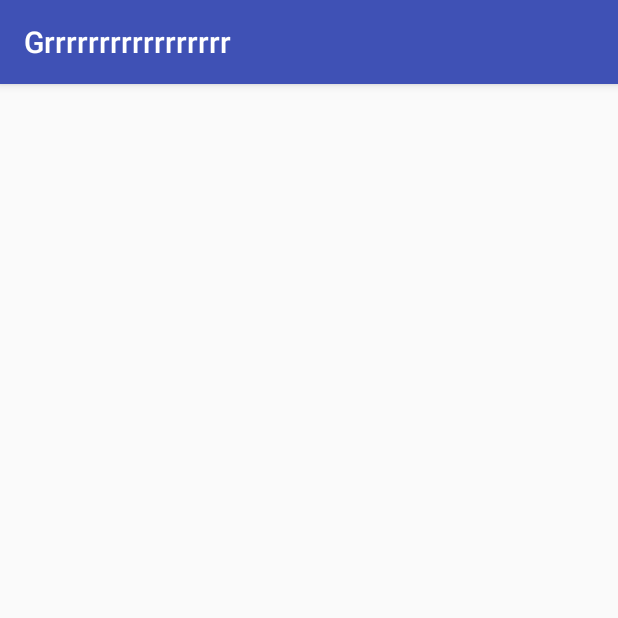
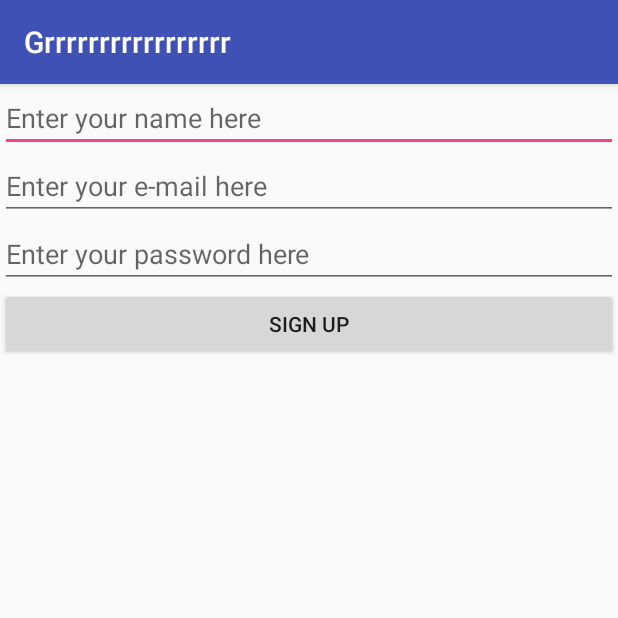
Before and after one commit to yaliofer/MovieBud, an Android app: the SignUpActivity screen opened directly, with no data from a screen before it, on a phone screen of 412 x 824 dp, the top half of it. Run offline under Robolectric (Android 15) with nearby library versions, the phone set to English and light mode, and no system bars; our stand-ins replace Firebase (no records; nobody signed in at launch, a user with empty details on screens opened directly).

Commit message:
Signed Up

```diff
--- a/app/build.gradle
+++ b/app/build.gradle
@@ -31,6 +31,10 @@ dependencies {
     compile 'com.android.support:cardview-v7:25.4.0'
     compile 'com.android.support:design:25.4.0'
     compile 'com.android.support:palette-v7:25.4.0'
+    compile 'com.google.firebase:firebase-core:11.6.0'
+    compile 'com.google.firebase:firebase-auth:11.6.0'
+    compile 'com.google.firebase:firebase-database:11.6.0'
+    compile 'com.google.android.gms:play-services-auth:11.6.0'
     testCompile 'junit:junit:4.12'
 }
 
--- a/app/src/main/java/com/example/yali/grrrrrrrrrrrrrrrrr/MainActivity.java
+++ b/app/src/main/java/com/example/yali/grrrrrrrrrrrrrrrrr/MainActivity.java
@@ -10,6 +10,8 @@ import android.view.View;
 import android.widget.ProgressBar;
 import android.widget.Toast;
 
+import com.google.firebase.auth.FirebaseAuth;
+import com.google.firebase.auth.FirebaseUser;
 import com.yuyakaido.android.cardstackview.CardStackView;
 import com.yuyakaido.android.cardstackview.SwipeDirection;
 
@@ -32,6 +34,7 @@ public class MainActivity extends AppCompatActivity {
     ProgressBar progressBar;
     CardStackView cardStackView;
     MediaCardAdapter adapter;
+    private FirebaseAuth mAuth;
     //Color Palette and stuff
 
     @Override
@@ -41,6 +44,8 @@ public class MainActivity extends AppCompatActivity {
         setContentView(R.layout.activity_main);
         setup();
         reload();
+        FirebaseUser user = mAuth.getCurrentUser();
+        Toast.makeText(getApplicationContext(), user.getEmail(), Toast.LENGTH_LONG).show();
     }
 
     public void setup ()
--- a/app/src/main/java/com/example/yali/grrrrrrrrrrrrrrrrr/SignUpActivity.java
+++ b/app/src/main/java/com/example/yali/grrrrrrrrrrrrrrrrr/SignUpActivity.java
@@ -1,13 +1,84 @@
 package com.example.yali.grrrrrrrrrrrrrrrrr;
 
+import android.app.ProgressDialog;
+import android.content.Intent;
+import android.support.annotation.NonNull;
 import android.support.v7.app.AppCompatActivity;
 import android.os.Bundle;
+import android.text.TextUtils;
+import android.view.View;
+import android.widget.Button;
+import android.widget.EditText;
+
+import com.google.android.gms.tasks.OnCompleteListener;
+import com.google.android.gms.tasks.Task;
+import com.google.firebase.auth.AuthResult;
+import com.google.firebase.auth.FirebaseAuth;
+import com.google.firebase.auth.FirebaseUser;
+import com.google.firebase.database.DatabaseReference;
+import com.google.firebase.database.FirebaseDatabase;
 
 public class SignUpActivity extends AppCompatActivity {
+
+    private FirebaseAuth mAuth;
+    private FirebaseAuth.AuthStateListener mAuthListener;
+    private FirebaseDatabase database;
+    private DatabaseReference usersReference;
+    private EditText nameBox;
+    private EditText mailBox;
+    private EditText passBox;
+    private Button registerButton;
+    private ProgressDialog progressDialog;
 
     @Override
     protected void onCreate(Bundle savedInstanceState) {
         super.onCreate(savedInstanceState);
         setContentView(R.layout.activity_sign_up);
+
+        mAuth = FirebaseAuth.getInstance();
+        database = FirebaseDatabase.getInstance();
+        usersReference = database.getReference().child("users");
+        nameBox = (EditText)findViewById(R.id.nameBox);
+        mailBox = (EditText)findViewById(R.id.mailBox);
+        passBox = (EditText)findViewById(R.id.passBox);
+        registerButton = (Button) findViewById(R.id.registerButton);
+        progressDialog = new ProgressDialog(this);
+
+        registerButton.setOnClickListener(new View.OnClickListener() {
+            @Override
+            public void onClick(View v) {
+                startRegister();
+            }
+        });
+    }
+
+    private void startRegister ()
+    {
+        final String name, passowrd, mail;
+        name = nameBox.getText().toString().trim();
+        mail = mailBox.getText().toString().trim();
+        passowrd = passBox.getText().toString().trim();
+
+        boolean ableToSignUp = !TextUtils.isEmpty(name) && !TextUtils.isEmpty(mail) && !TextUtils.isEmpty(passowrd);
+        if (ableToSignUp)
+        {
+            progressDialog.setMessage("Signing Up");
+            progressDialog.show();
+
+            mAuth.createUserWithEmailAndPassword(mail, passowrd).addOnCompleteListener(new OnCompleteListener<AuthResult>()
+            {
+                @Override
+                public void onComplete(@NonNull Task<AuthResult> task)
+                {
+                    String userID = mAuth.getCurrentUser().getUid();
+                    DatabaseReference currentUserReference = usersReference.child(userID);
+                    currentUserReference.child("name").setValue(name);
+                    progressDialog.dismiss();
+                    Intent intent = new Intent(SignUpActivity.this, MainActivity.class);
+                    intent.addFlags(Intent.FLAG_ACTIVITY_CLEAR_TOP);
+                    startActivity(intent);
+                }
+            });
+        }
     }
 }
--- a/app/src/main/java/com/example/yali/grrrrrrrrrrrrrrrrr/WelcomeActivity.java
+++ b/app/src/main/java/com/example/yali/grrrrrrrrrrrrrrrrr/WelcomeActivity.java
@@ -36,7 +36,7 @@ public class WelcomeActivity extends AppCompatActivity
             @Override
             public void onClick(View v)
             {
-                Intent intent = new Intent(WelcomeActivity.this, LogInActivity.class);
+                Intent intent = new Intent(WelcomeActivity.this, MainActivity.class);
                 startActivity(intent);
             }
         });
--- a/app/src/main/res/layout/activity_sign_up.xml
+++ b/app/src/main/res/layout/activity_sign_up.xml
@@ -6,4 +6,44 @@
     android:layout_height="match_parent"
     tools:context="com.example.yali.grrrrrrrrrrrrrrrrr.SignUpActivity">
 
+    <LinearLayout
+        android:layout_width="match_parent"
+        android:layout_height="match_parent"
+        android:orientation="vertical">
+
+        <EditText
+            android:id="@+id/nameBox"
+            android:layout_width="match_parent"
+            android:layout_height="wrap_content"
+            android:ems="10"
+            android:inputType="textPersonName"
+            android:hint = "Enter your name here"
+            />
+
+        <EditText
+            android:id="@+id/mailBox"
+            android:layout_width="match_parent"
+            android:layout_height="wrap_content"
+            android:ems="10"
+            android:inputType="textEmailAddress"
+            android:hint="Enter your e-mail here"
+            />
+
+        <EditText
+            android:id="@+id/passBox"
+            android:layout_width="match_parent"
+            android:layout_height="wrap_content"
+            android:ems="10"
+            android:inputType="textPassword"
+            android:hint="Enter your password here"
+            />
+
+        <Button
+            android:id="@+id/registerButton"
+            android:layout_width="match_parent"
+            android:layout_height="wrap_content"
+            android:text="Sign Up" />
+
+
+    </LinearLayout>
 </android.support.constraint.ConstraintLayout>
```
